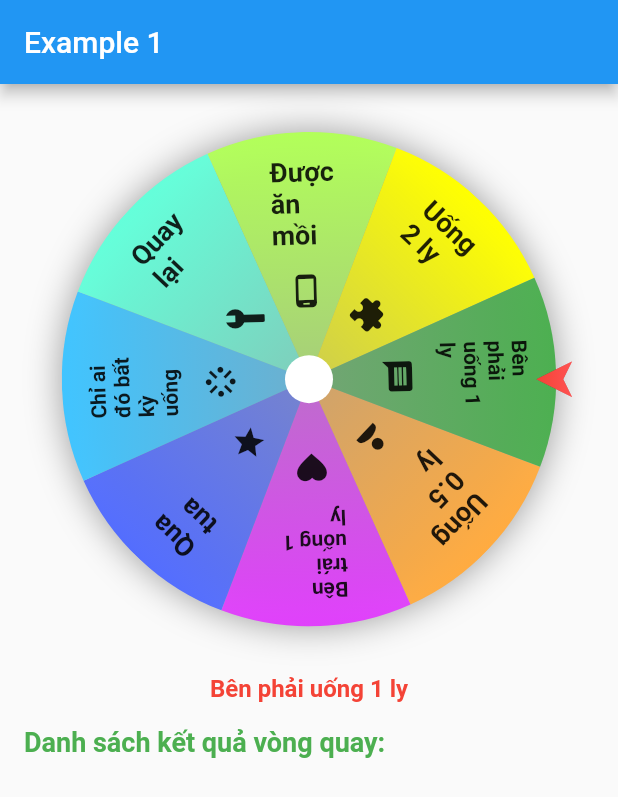
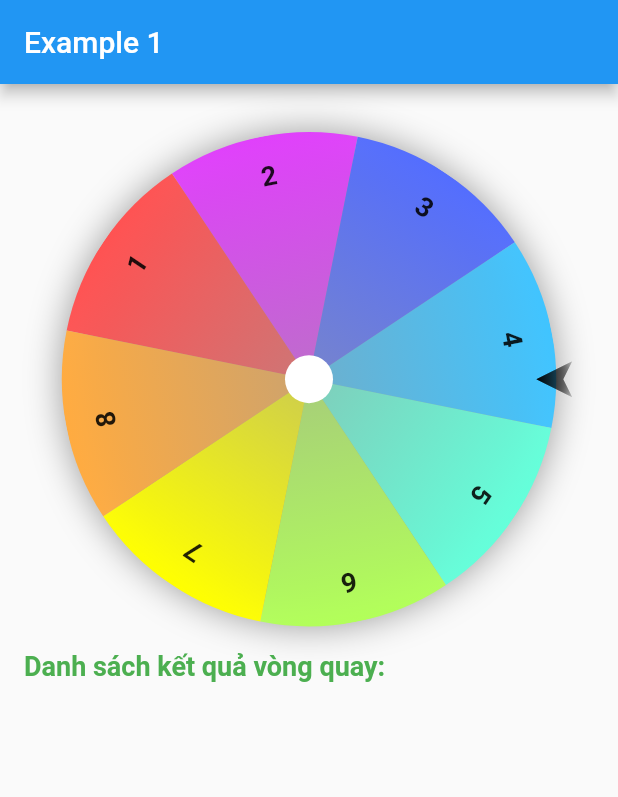
Before and after one commit to kenguyenduc/flutter-fortune-wheel, a Flutter app: the screen it shows after launch, after a tap on "Bấm vào đây để quay", on a phone screen of 412 x 824 dp. Shown: the top 797 px of the screen. Run offline on Flutter 3.47's test engine with Material 2 defaults, Android fonts, the phone set to English and light mode, and no system bars; drawn by our look-alikes of auto_size_text; our stand-ins replace equatable.

Commit message:
add item by priority

```diff
--- a/example/lib/main.dart
+++ b/example/lib/main.dart
@@ -18,9 +18,6 @@ class MyApp extends StatefulWidget {
 }
 
 class _MyAppState extends State<MyApp> {
-  ///Hệ số ưu tiên
-  int numberBonusPriority = 1;
-
   final List<FortuneItem> _fortuneValues = <FortuneItem>[
     FortuneItem('1', Colors.accents[0], icon: const Icon(Icons.person_sharp)),
     FortuneItem('2', Colors.accents[2], icon: const Icon(Icons.favorite)),
@@ -37,10 +34,13 @@ class _MyAppState extends State<MyApp> {
   ];
   final List<FortuneItem> _listPrioty = <FortuneItem>[
     FortuneItem('1', Colors.accents[0], priority: 1),
-    FortuneItem('2', Colors.accents[2], priority: 5),
-    FortuneItem('3', Colors.accents[4], priority: 2),
-    FortuneItem('4', Colors.accents[6], priority: 2),
+    FortuneItem('2', Colors.accents[2], priority: 10),
+    FortuneItem('3', Colors.accents[4], priority: 1),
+    FortuneItem('4', Colors.accents[6], priority: 1),
     FortuneItem('5', Colors.accents[8], priority: 1),
+    FortuneItem('6', Colors.accents[10], priority: 1),
+    FortuneItem('7', Colors.accents[12], priority: 1),
+    FortuneItem('8', Colors.accents[14], priority: 1),
   ];
 
   final List<FortuneItem> _anNhau = <FortuneItem>[
@@ -73,6 +73,13 @@ class _MyAppState extends State<MyApp> {
   }
 
   @override
+  void dispose() {
+    super.dispose();
+    _resultsHistoryController.close();
+    _resultWheelController.close();
+  }
+
+  @override
   Widget build(BuildContext context) {
     return MaterialApp(
       home: Scaffold(
@@ -87,7 +94,7 @@ class _MyAppState extends State<MyApp> {
               const SizedBox(height: 32),
               Center(
                 child: FortunerWheel(
-                  items: _anNhau,
+                  items: _listPrioty,
                   onChanged: (FortuneItem item) {
                     _resultWheelController.add(item);
                   },
@@ -127,6 +134,8 @@ class _MyAppState extends State<MyApp> {
                     _resultsHistory.add(item);
                     _resultsHistoryController.add(_resultsHistory);
                   },
+                  onAnimationEnd: () => print('onAnimationEnd'),
+                  onAnimationStart: () => print('onAnimationStart'),
                 ),
               ),
               _buildResult(),
@@ -186,7 +195,7 @@ class _MyAppState extends State<MyApp> {
             padding: const EdgeInsets.symmetric(horizontal: 16, vertical: 8),
             itemBuilder: (context, index) {
               return Text(
-                '${index + 1}: ${_resultsHistory[index].value}',
+                'Quay Lần ${index + 1}: ${_resultsHistory[index].value}',
                 style: const TextStyle(fontSize: 16),
               );
             },
--- a/lib/src/arrow_view_center_right.dart
+++ /dev/null
@@ -1,49 +0,0 @@
-import 'dart:math';
-
-import 'package:flutter/material.dart';
-
-class ArrowViewCenterRight extends StatelessWidget {
-  const ArrowViewCenterRight({Key? key}) : super(key: key);
-
-  @override
-  Widget build(BuildContext context) {
-    return Transform.rotate(
-      angle: pi / 2,
-      child: ClipPath(
-        clipper: _ArrowClipper(),
-        child: Container(
-          decoration: const BoxDecoration(
-            gradient: LinearGradient(
-              begin: Alignment.topCenter,
-              end: Alignment.bottomCenter,
-              colors: [Colors.redAccent, Colors.red],
-            ),
-            boxShadow: [
-              BoxShadow(color: Colors.black38, blurRadius: 5),
-            ],
-          ),
-          height: 24,
-          width: 24,
-        ),
-      ),
-    );
-  }
-}
-
-class _ArrowClipper extends CustomClipper<Path> {
-  @override
-  Path getClip(Size size) {
-    Offset _center = size.center(Offset.zero);
-    Path _path = Path()
-      ..lineTo(_center.dx, size.height)
-      ..lineTo(size.width, 0)
-      ..lineTo(_center.dx, size.height / 4);
-    _path.close();
-    return _path;
-  }
-
-  @override
-  bool shouldReclip(CustomClipper<Path> oldClipper) {
-    return false;
-  }
-}
--- a/lib/src/board_view.dart
+++ b/lib/src/board_view.dart
@@ -1,6 +1,5 @@
 import 'dart:math';
 import 'package:flutter/material.dart';
-import 'package:flutter_fortune_wheel/src/arrow_view.dart';
 import 'package:flutter_fortune_wheel/src/models/fortune_item.dart';
 import 'package:auto_size_text/auto_size_text.dart';
 
@@ -29,7 +28,8 @@ class _BoardViewState extends State<BoardView> {
       MediaQuery.of(context).size.shortestSide * 0.8);
 
   ///Xử lý tính độ xoay của giá trị may mắn
-  double _getRotateOfItem(int index) => (index / widget.items.length) * 2 * pi;
+  double _getRotateOfItem(int index) =>
+      (index / widget.items.length) * 2 * pi + pi / 2;
 
   @override
   Widget build(BuildContext context) {
@@ -46,7 +46,7 @@ class _BoardViewState extends State<BoardView> {
         alignment: Alignment.center,
         children: <Widget>[
           Transform.rotate(
-            angle: -(widget.current + widget.angle) * 2 * pi,
+            angle: widget.angle + widget.current,
             child: Stack(
               alignment: Alignment.center,
               children: <Widget>[
--- a/lib/src/fortune_wheel.dart
+++ b/lib/src/fortune_wheel.dart
@@ -1,6 +1,6 @@
 import 'dart:math';
 import 'package:flutter/material.dart';
-import 'package:flutter_fortune_wheel/src/arrow_view_center_right.dart';
+import 'package:flutter_fortune_wheel/src/arrow_view.dart';
 import 'package:flutter_fortune_wheel/src/board_view.dart';
 import 'package:flutter_fortune_wheel/src/helpers/fortune_item_helper.dart';
 import 'package:flutter_fortune_wheel/src/models/fortune_item.dart';
@@ -11,13 +11,17 @@ class FortunerWheel extends StatefulWidget {
     required this.items,
     required this.onChanged,
     required this.onResult,
-    this.durationWheel = const Duration(milliseconds: 5000),
+    this.onAnimationStart,
+    this.onAnimationEnd,
+    this.durationWheel = const Duration(milliseconds: 10000),
   }) : super(key: key);
 
   final List<FortuneItem> items;
   final Duration durationWheel;
   final Function(FortuneItem item) onChanged;
   final Function(FortuneItem item) onResult;
+  final VoidCallback? onAnimationStart;
+  final VoidCallback? onAnimationEnd;
 
   @override
   _FortunerWheelState createState() => _FortunerWheelState();
@@ -26,7 +30,8 @@ class FortunerWheel extends StatefulWidget {
 class _FortunerWheelState extends State<FortunerWheel>
     with SingleTickerProviderStateMixin {
   double _angle = 0;
-  double _current = 0;
+  double _currentAngle = 0;
+  int _currentIndex = 0;
   late AnimationController _wheelAnimationController;
   late Animation _wheelAnimation;
   late List<FortuneItem> _fortuneValuesByPriority;
@@ -55,18 +60,16 @@ class _FortunerWheelState extends State<FortunerWheel>
       builder: (context, child) {
         final animationValue = _wheelAnimation.value;
         final angle = animationValue * _angle;
-        final index = _getIndexFortuneItem(animationValue * angle + _current);
-        widget.onChanged.call(widget.items[index]);
+        // final index =
+        //     _getIndexFortuneItem(angle + _currentAngle);
+        // widget.onChanged.call(widget.items[index]);
         return Stack(
           alignment: Alignment.center,
           children: <Widget>[
-            Transform.rotate(
-              angle: pi / 2,
-              child: BoardView(
-                items: widget.items,
-                current: _current,
-                angle: angle,
-              ),
+            BoardView(
+              items: widget.items,
+              current: _currentAngle,
+              angle: angle,
             ),
             _buildCenterOfWheel(),
             _buildGo(),
@@ -75,7 +78,7 @@ class _FortunerWheelState extends State<FortunerWheel>
               width: MediaQuery.of(context).size.shortestSide * 0.8,
               child: const Align(
                 alignment: Alignment(1.07, 0),
-                child: ArrowViewCenterRight(),
+                child: ArrowView(),
               ),
             ),
           ],
@@ -107,34 +110,147 @@ class _FortunerWheelState extends State<FortunerWheel>
     );
   }
 
-  void _handleButtonGoPressed() {
-    ///random index trong danh sách được tạo theo ưu tiên quay trúng
-    // final int randomIndex = Random().nextInt(_fortuneValuesByPriority.length);
-    // FortuneItem luckResult = _fortuneValuesByPriority[randomIndex];
-    //
-    // int index = widget.items.indexWhere((element) => element == luckResult);
-    //
-    // final selectedAngle = -2 * pi * (index / widget.items.length);
+  Future<void> _handleButtonGoPressed() async {
+    if (!_wheelAnimationController.isAnimating) {
+      ///random index trong danh sách được tạo theo ưu tiên quay trúng
+      final int randomIndex = Random().nextInt(_fortuneValuesByPriority.length);
+      FortuneItem luckResult = _fortuneValuesByPriority[randomIndex];
+      int index = widget.items.indexWhere((element) => element == luckResult);
 
-    if (!_wheelAnimationController.isAnimating) {
-      double _random = Random().nextDouble();
-      _angle = 20 + Random().nextInt(5) + _random;
-      _wheelAnimationController.forward(from: 0.0).then((_) {
-        _current = (_current + _random);
-        _current = _current - _current.floor();
+      ///2*pi/length *(currentIndex > index ? currentIndex - index : length - (index - currentIndex))
+      // _angle = pi;
+      // _angle = 2 * pi / 8 * 4 + 100 * pi;
+      _angle = (2 * pi / widget.items.length) *
+              (_currentIndex > index
+                  ? _currentIndex - index
+                  : widget.items.length - (index - _currentIndex)) +
+          100 * pi;
+      await Future.microtask(() => widget.onAnimationStart?.call());
+      await _wheelAnimationController.forward(from: 0.0).then((value) {
+        double factor = _currentAngle / (2 * pi);
+        factor += (_angle / (2 * pi));
+        factor %= 1;
+        _currentAngle = factor * 2 * pi;
         _wheelAnimationController.reset();
-
-        ///Lấy kết quả vòng quay
-        final animationValue = _wheelAnimation.value;
-        final angle = _wheelAnimation.value * _angle;
-        final index = _getIndexFortuneItem(animationValue * angle + _current);
+        // _wheelAnimationController.repeat();
+        _currentIndex = index;
         widget.onResult.call(widget.items[index]);
       });
+      await Future.microtask(() => widget.onAnimationEnd?.call());
     }
   }
 
   int _getIndexFortuneItem(value) {
     double _base = (2 * pi / widget.items.length / 2) / (2 * pi);
+    print('base == $_base');
+    print('value == $value');
+    print((((_base + value) % 1) * widget.items.length).floor());
     return (((_base + value) % 1) * widget.items.length).floor();
   }
+
+  // Offset _calculateWheelOffset(
+  //     BoxConstraints constraints, TextDirection textDirection) {
+  //   final smallerSide = getSmallerSide(constraints);
+  //   var offsetX = constraints.maxWidth / 2;
+  //   if (textDirection == TextDirection.rtl) {
+  //     offsetX = offsetX * -1 + smallerSide / 2;
+  //   }
+  //   return Offset(offsetX, constraints.maxHeight / 2);
+  // }
+
+  double _calculateSliceAngle(int index, int itemCount) {
+    final anglePerChild = 2 * pi / itemCount;
+    final childAngle = anglePerChild * index;
+    // first slice starts at 90 degrees, if 0 degrees is at the top.
+    // The angle offset puts the center of the first slice at the top.
+    final angleOffset = -(pi / 2 + anglePerChild / 2);
+    return childAngle + angleOffset;
+  }
+
+  ///di chuyển tới người trúng thưởng
+  Future<void> _scrollToElement({
+    required int second,
+    required int indexItem,
+    required int lengthItems,
+  }) async {
+    /// Thời gian bắt đầu giảm vận tốc
+    ///const double gameDurationReduce = 10;
+    const int numberReverseLoop = 20;
+    const int partMove = 10;
+
+    /// Vận tốc
+    const double speed = 100;
+
+    /// Loop 60ms
+    const double gameLoop = 17;
+
+    /// góc radian của 1 item
+    // final double itemHeight = _itemHeight;
+    final double itemAngle = 2 * pi / lengthItems;
+
+    /// Số vòng lặp
+    final double gameTime = second * 1000 / gameLoop;
+
+    /// Khoảng cách
+    final double distance = gameTime * (speed / 2);
+
+    /// Bước lùi
+    final double speedStep = speed / gameTime;
+
+    /// Vị trí dừng
+    final double endOffset = itemAngle * indexItem;
+
+    /// Vị trí khởi đầu
+    final double startOffset = endOffset - distance - 50;
+
+    /// Vị trí hiện tại
+    double tempOffset = startOffset;
+
+    /// Vận tốc hiện tại
+    double tempSpeed = speed;
+
+    ///khởi động lấy đà
+    for (final int i in List<int>.generate(numberReverseLoop, (i) => i + 1)) {
+      // _playerController.jumpTo((_itemHeight / partMove) * i);
+      // await Future.delayed(const Duration(milliseconds: 25));
+    }
+
+    ///di chuyển trở lại vị trí cũ
+    for (final int i
+        in List<int>.generate(numberReverseLoop, (i) => i + 1).reversed) {
+      // _playerController.jumpTo(-(_itemHeight / partMove) * i);
+      // await Future.delayed(Duration(milliseconds: gameLoop.toInt()));
+    }
+
+    /// loop
+    while (tempSpeed > 0) {
+      // _playerController.jumpTo(tempOffset);
+      // await Future.delayed(Duration(milliseconds: gameLoop.toInt()));
+      // tempOffset += tempSpeed;
+      // tempSpeed -= speedStep;
+    }
+
+    // await Navigator.of(context, rootNavigator: true)
+    //     .push<dynamic>(_HeroDialogRoute<dynamic>(
+    //   builder: (BuildContext context) {
+    //     return _buildWinnerDialog(_players[playerIndex], playerIndex);
+    //   },
+    // ));
+
+    // if (_luckyWheelSetting.saveWhenFinished == true) {
+    //   _gameLuckyWheelBloc.add(GameLuckyWheelWinnerSaved());
+    // }
+
+    await Future.delayed(const Duration(milliseconds: 1000));
+    // await showDialog(
+    //   context: context,
+    //   builder: (BuildContext context) {
+    //     return _buildWinnerDialog(_players[playerIndex], playerIndex);
+    //   },
+    //   useRootNavigator: false,
+    // );
+
+    // _isPlaying = false;
+    // setState(() {});
+  }
 }
```
Also changed, not shown: lib/src/arrow_view.dart (+12 -21 lines).
